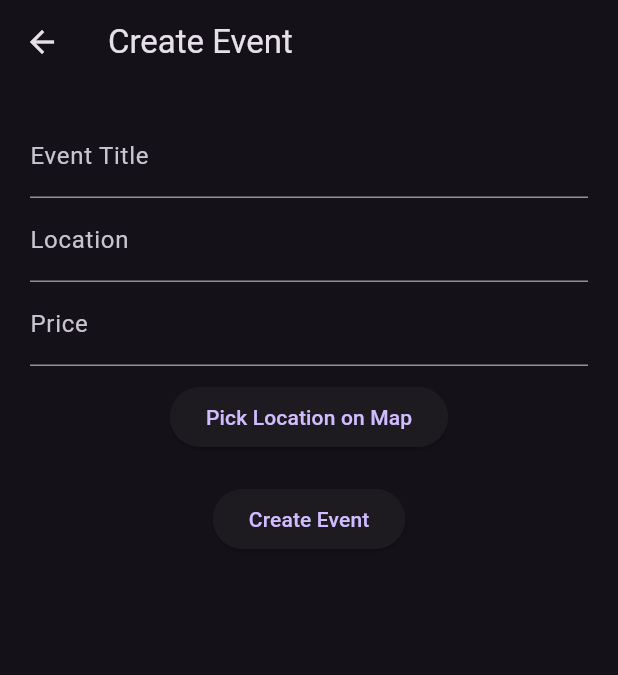
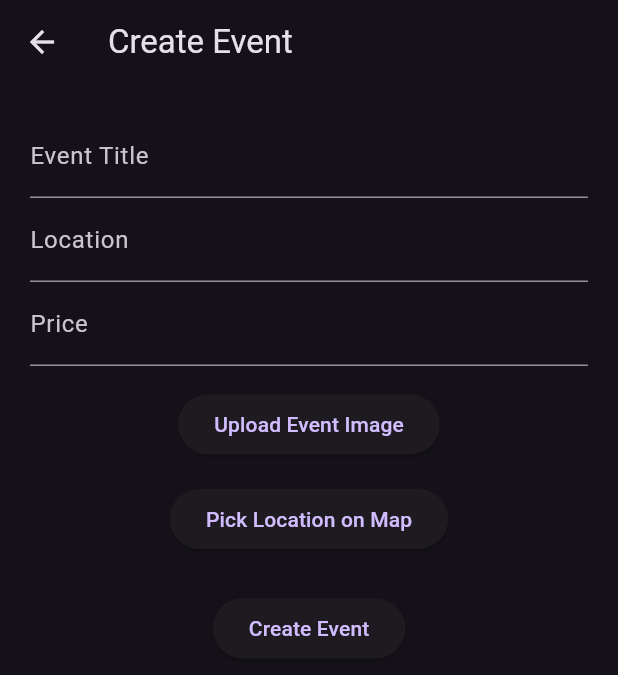
Before and after one commit to Manuel-bt/ticketbure-app, a Flutter app: the CreateEventScreen screen opened directly with empty values, after a tap on "Create Event", on a phone screen of 412 x 824 dp. Shown: the top 675 px of the screen. Run offline on Flutter 3.47's test engine with Material 3 defaults, Android fonts, the phone set to English and light mode, and no system bars; our stand-ins replace google_maps_flutter, image_picker, qr_flutter.

Commit message:
added event image option

```diff
--- a/ticketbure/lib/features/attendee/screens/event_details_screen.dart
+++ b/ticketbure/lib/features/attendee/screens/event_details_screen.dart
@@ -28,10 +28,9 @@ class EventDetailsScreen extends StatelessWidget {
           SizedBox(
             height: 300,
             width: double.infinity,
-            child: Image.network(
-              event["image"],
-              fit: BoxFit.cover,
-            ),
+            child: event["imageBytes"] != null
+                ? Image.memory(event["imageBytes"], fit: BoxFit.cover)
+                : Image.network(event["image"], fit: BoxFit.cover),
           ),
 
           // BACK BUTTON
@@ -53,19 +52,14 @@ class EventDetailsScreen extends StatelessWidget {
               padding: EdgeInsets.all(20),
               decoration: BoxDecoration(
                 color: Colors.black,
-                borderRadius: BorderRadius.vertical(
-                  top: Radius.circular(30),
-                ),
+                borderRadius: BorderRadius.vertical(top: Radius.circular(30)),
               ),
               child: Column(
                 crossAxisAlignment: CrossAxisAlignment.start,
                 children: [
                   Text(
                     event["title"],
-                    style: TextStyle(
-                      fontSize: 24,
-                      fontWeight: FontWeight.bold,
-                    ),
+                    style: TextStyle(fontSize: 24, fontWeight: FontWeight.bold),
                   ),
 
                   SizedBox(height: 10),
@@ -95,16 +89,13 @@ class EventDetailsScreen extends StatelessWidget {
                     ),
                     onPressed: () => goToPayment(context),
                     child: Center(
-                      child: Text(
-                        "Buy Ticket",
-                        style: TextStyle(fontSize: 16),
-                      ),
+                      child: Text("Buy Ticket", style: TextStyle(fontSize: 16)),
                     ),
-                  )
+                  ),
                 ],
               ),
             ),
-          )
+          ),
         ],
       ),
     );
--- a/ticketbure/lib/features/organizer/screens/create_event_screen.dart
+++ b/ticketbure/lib/features/organizer/screens/create_event_screen.dart
@@ -1,4 +1,6 @@
 import 'package:flutter/material.dart';
+import 'dart:typed_data';
+import 'package:image_picker/image_picker.dart';
 import 'map_picker_screen.dart';
 
 class CreateEventScreen extends StatefulWidget {
@@ -18,6 +20,21 @@ class _CreateEventScreenState extends State<CreateEventScreen> {
   double? lat;
   double? lng;
 
+  Uint8List? imageBytes;
+
+  final picker = ImagePicker();
+
+  Future<void> pickImage() async {
+    final file = await picker.pickImage(source: ImageSource.gallery);
+
+    if (file != null) {
+      final bytes = await file.readAsBytes();
+      setState(() {
+        imageBytes = bytes;
+      });
+    }
+  }
+
   void pickLocation() async {
     final result = await Navigator.push(
       context,
@@ -33,7 +50,7 @@ class _CreateEventScreenState extends State<CreateEventScreen> {
   }
 
   void submit() {
-    if (lat == null || lng == null) return;
+    if (lat == null || lng == null || imageBytes == null) return;
 
     final event = {
       "title": titleController.text,
@@ -41,6 +58,7 @@ class _CreateEventScreenState extends State<CreateEventScreen> {
       "price": priceController.text,
       "lat": lat,
       "lng": lng,
+      "imageBytes": imageBytes,
     };
 
     widget.onCreate(event);
@@ -51,7 +69,7 @@ class _CreateEventScreenState extends State<CreateEventScreen> {
   Widget build(BuildContext context) {
     return Scaffold(
       appBar: AppBar(title: Text("Create Event")),
-      body: Padding(
+      body: SingleChildScrollView(
         padding: EdgeInsets.all(20),
         child: Column(
           children: [
@@ -67,18 +85,34 @@ class _CreateEventScreenState extends State<CreateEventScreen> {
               controller: priceController,
               decoration: InputDecoration(labelText: "Price"),
             ),
-            SizedBox(height: 10),
+
+            SizedBox(height: 15),
+
+            ElevatedButton(
+              onPressed: pickImage,
+              child: Text(
+                imageBytes == null ? "Upload Event Image" : "Image Selected ✅",
+              ),
+            ),
+
+            if (imageBytes != null)
+              Padding(
+                padding: EdgeInsets.only(top: 10),
+                child: Image.memory(imageBytes!, height: 120),
+              ),
+
+            SizedBox(height: 15),
+
             ElevatedButton(
               onPressed: pickLocation,
-              child: Text(lat == null
-                  ? "Pick Location on Map"
-                  : "Location Selected ✅"),
+              child: Text(
+                lat == null ? "Pick Location on Map" : "Location Selected ✅",
+              ),
             ),
-            SizedBox(height: 20),
-            ElevatedButton(
-              onPressed: submit,
-              child: Text("Create Event"),
-            )
+
+            SizedBox(height: 25),
+
+            ElevatedButton(onPressed: submit, child: Text("Create Event")),
           ],
         ),
       ),
--- a/ticketbure/pubspec.yaml
+++ b/ticketbure/pubspec.yaml
@@ -36,6 +36,8 @@ dependencies:
   cupertino_icons: ^1.0.8
   google_maps_flutter: ^2.17.0
   qr_flutter: ^4.1.0
+  image_picker_for_web: ^3.1.1
+  image_picker: ^1.2.2
 
 dev_dependencies:
   flutter_test:
```
Also changed, not shown: ticketbure/lib/features/attendee/screens/home_map_screen.dart (+5 -13 lines), ticketbure/pubspec.lock, 5 other files.
